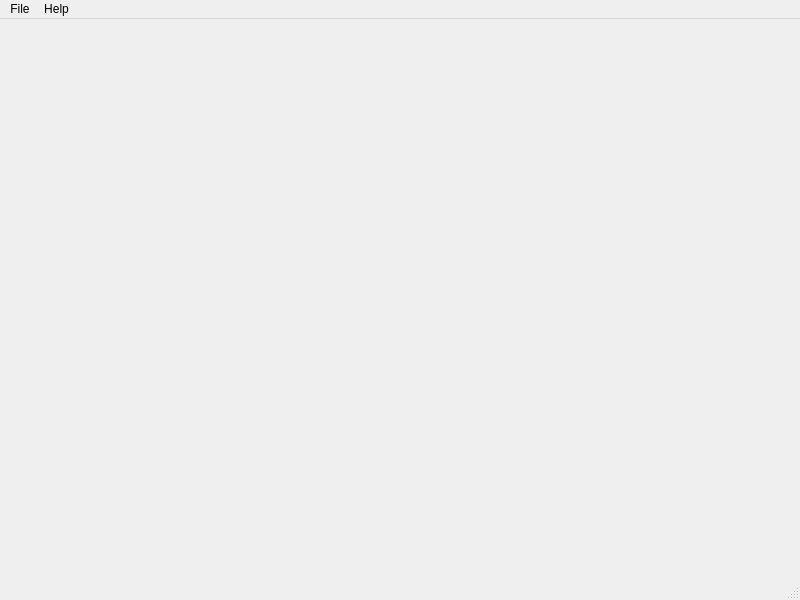
Above: src/dbscqt/dbscqt_mainwindow.ui from tjdwill/dbs before the change. Below: the same form after it.
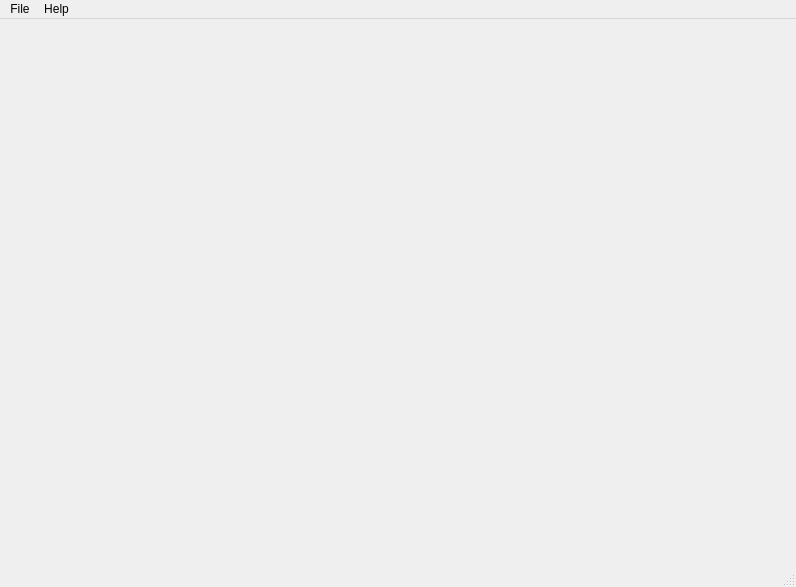
That is the form after the change. Icons and pictures are not drawn.

What changed in the file:
```diff
--- a/src/dbscqt/dbscqt_mainwindow.ui
+++ b/src/dbscqt/dbscqt_mainwindow.ui
@@ -6,8 +6,8 @@
    <rect>
     <x>0</x>
     <y>0</y>
-    <width>800</width>
-    <height>600</height>
+    <width>796</width>
+    <height>587</height>
    </rect>
   </property>
   <property name="windowTitle">
@@ -93,8 +93,8 @@
     <rect>
      <x>0</x>
      <y>0</y>
-     <width>800</width>
-     <height>24</height>
+     <width>796</width>
+     <height>33</height>
     </rect>
    </property>
    <widget class="QMenu" name="mFileMenu">
```
Left out of the diff: 12 changed lines with no effect on the pictures.
